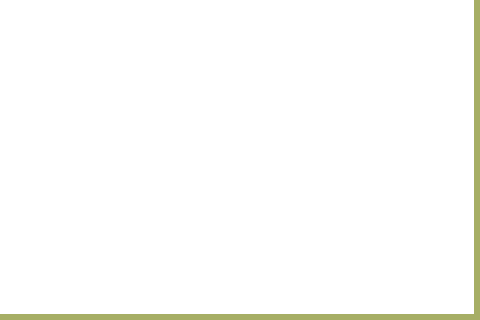
Above: QtClassClient/LayerUI/UserInterface/dialogbuildstatistics.ui from ideallx/serveree before the change; both pictures show x 273 to 753 and y 214 to 534 of the 753 by 534 pixel window. Below: the same form after it.
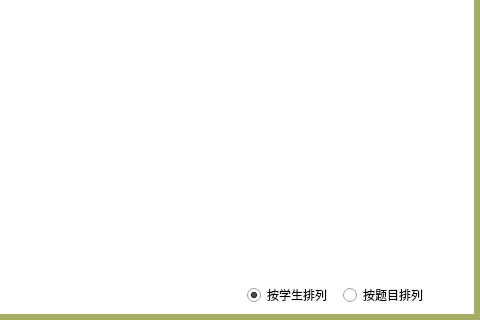
That is the form after the change. Icons and pictures are not drawn. Custom widgets are drawn as their Qt base class.

What changed in the file:
```diff
--- a/QtClassClient/LayerUI/UserInterface/dialogbuildstatistics.ui
+++ b/QtClassClient/LayerUI/UserInterface/dialogbuildstatistics.ui
@@ -20,7 +20,7 @@
    <string>Dialog</string>
   </property>
   <property name="styleSheet">
-   <string notr="true">QLabel#lbTotal, #lbQuestions, #lbNumber {
+   <string notr="true">QLabel#lbDialogTitle {
 	font: 26pt &quot;微软雅黑&quot;;
 }
 
@@ -37,6 +37,10 @@
 	border: none;
 }
 
+QTableWidget {
+	border: none;
+}
+
 QListWidget:item {
 	height: 35;
 }
@@ -56,6 +60,10 @@
 	color: rgb(0, 157, 65);
 	font: 11pt &quot;微软雅黑&quot;;
 	background-color: white;
+}
+
+QGroupBox {
+	border: none;
 }</string>
   </property>
   <widget class="KineticListWidget" name="lwScores">
@@ -64,7 +72,7 @@
      <x>30</x>
      <y>90</y>
      <width>691</width>
-     <height>421</height>
+     <height>381</height>
     </rect>
    </property>
   </widget>
@@ -192,6 +200,48 @@
     <bool>true</bool>
    </property>
   </widget>
+  <widget class="QGroupBox" name="groupBox">
+   <property name="geometry">
+    <rect>
+     <x>510</x>
+     <y>480</y>
+     <width>211</width>
+     <height>41</height>
+    </rect>
+   </property>
+   <property name="title">
+    <string/>
+   </property>
+   <widget class="QWidget" name="">
+    <property name="geometry">
+     <rect>
+      <x>10</x>
+      <y>20</y>
+      <width>186</width>
+      <height>18</height>
+     </rect>
+    </property>
+    <layout class="QHBoxLayout" name="horizontalLayout">
+     <item>
+      <widget class="QRadioButton" name="rbSortStudent">
+       <property name="text">
+        <string>按学生排列</string>
+       </property>
+       <property name="checked">
+        <bool>true</bool>
+       </property>
+      </widget>
+     </item>
+     <item>
+      <widget class="QRadioButton" name="rbSortQuestion">
+       <property name="text">
+        <string>按题目排列</string>
+       </property>
+      </widget>
+     </item>
+    </layout>
+   </widget>
+  </widget>
  </widget>
  <customwidgets>
   <customwidget>
```
Left out of the diff: 2 changed lines with no effect on the pictures.
